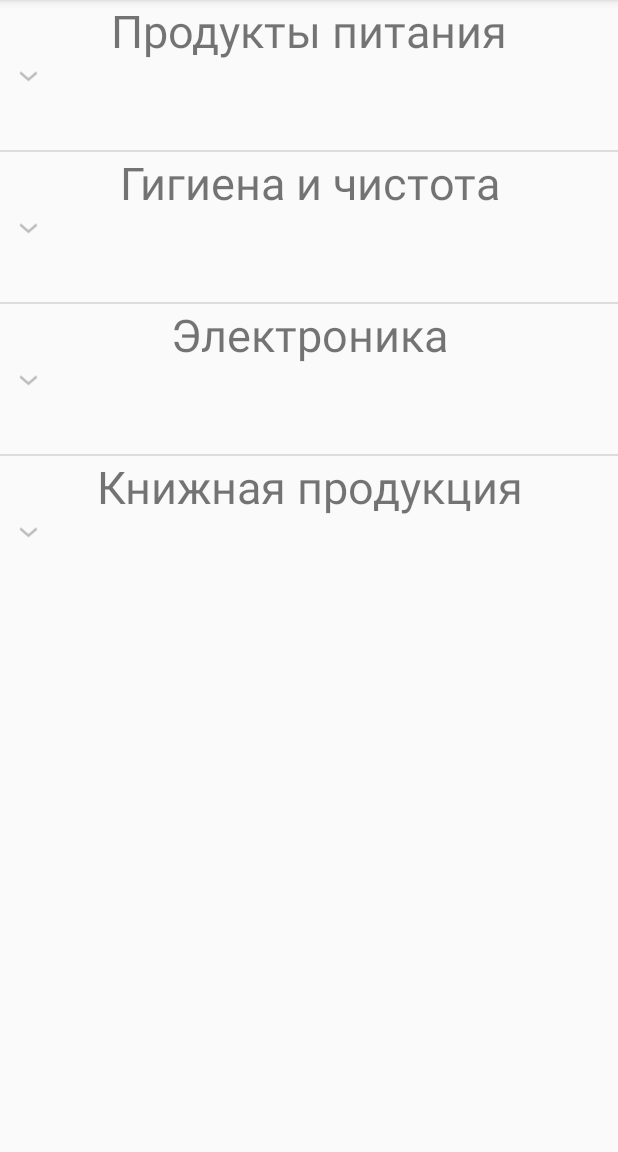
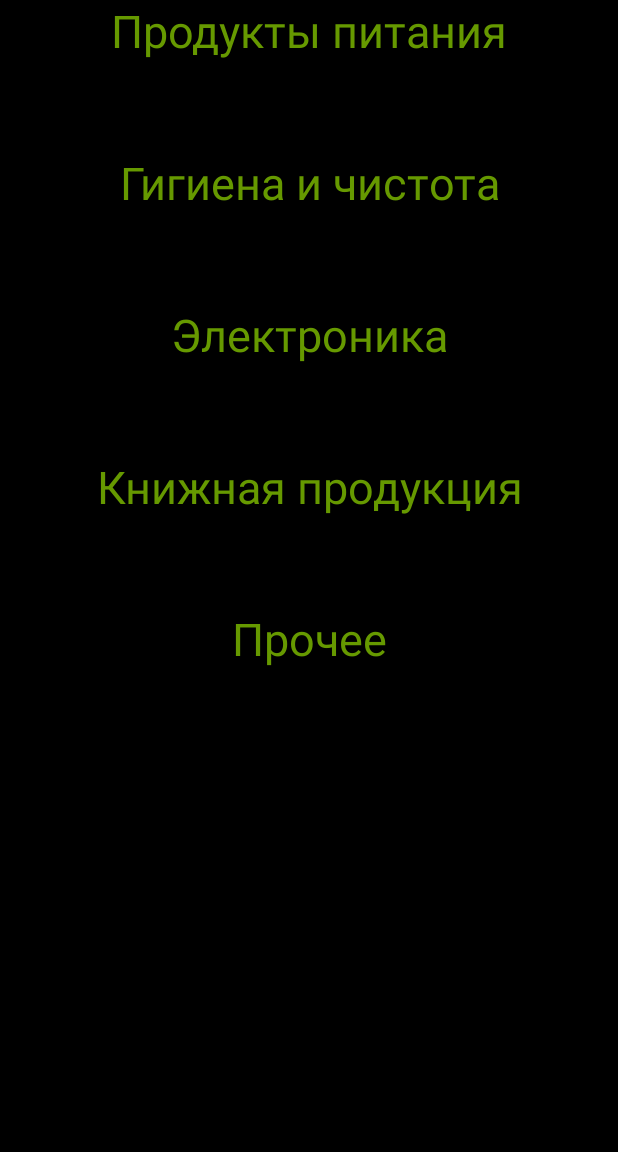
Before and after one commit to antonihnatovich/SmartCityUniversalMarket, an Android app: the ProductActivity screen opened directly, with no data from a screen before it, on a phone screen of 412 x 824 dp, the part 84-1236 px from its top. Run offline under Robolectric (Android 15) with nearby library versions, the phone set to English and light mode, and no system bars.

Commit message:
fixed expandable

```diff
--- a/SmartCityUniversalMarket/app/src/main/java/com/l/smartcityuniversalmarket/ProductActivity.java
+++ b/SmartCityUniversalMarket/app/src/main/java/com/l/smartcityuniversalmarket/ProductActivity.java
@@ -35,12 +35,14 @@ public class ProductActivity extends AppCompatActivity {
                 food[] = getResources().getStringArray(R.array.products),
                 clearness[] = getResources().getStringArray(R.array.cleaners),
                 electronic[] = getResources().getStringArray(R.array.electronics),
-                books[] = getResources().getStringArray(R.array.papers);
+                books[] = getResources().getStringArray(R.array.papers),
+                other[] = getResources().getStringArray(R.array.other);
 
         tmp.add(food);
         tmp.add(clearness);
         tmp.add(electronic);
         tmp.add(books);
+        tmp.add(other);
 
         for (String param : mass)
             objectsOfType.add(param);
@@ -49,7 +51,7 @@ public class ProductActivity extends AppCompatActivity {
             for (String toAdd : mas)
                 list.add(toAdd);
             types.put(objectsOfType.get(counter++), list);
-            list.clear();
+            list = new ArrayList<>();
         }
     }
 }
--- a/SmartCityUniversalMarket/app/src/main/res/layout/activity_product.xml
+++ b/SmartCityUniversalMarket/app/src/main/res/layout/activity_product.xml
@@ -4,6 +4,7 @@
     android:id="@+id/activity_product"
     android:layout_width="match_parent"
     android:layout_height="match_parent"
+    android:background="#FF000000"
     tools:context="com.l.smartcityuniversalmarket.ProductActivity">
 
     <ExpandableListView
--- a/SmartCityUniversalMarket/app/src/main/res/layout/list_child.xml
+++ b/SmartCityUniversalMarket/app/src/main/res/layout/list_child.xml
@@ -6,6 +6,7 @@
         android:id="@+id/textview_child"
         android:layout_width="match_parent"
         android:layout_height="100dp"
+        android:textColor="#FF0000"
         android:text="TEK"
         android:textAllCaps="false"
         android:textSize="25sp"
--- a/SmartCityUniversalMarket/app/src/main/res/layout/list_general.xml
+++ b/SmartCityUniversalMarket/app/src/main/res/layout/list_general.xml
@@ -5,9 +5,10 @@
 <TextView
     android:id="@+id/textview_general"
     android:layout_width="match_parent"
+    android:textColor="@color/textColorGreenOrOrangeAllActivities"
     android:layout_height="100dp"
     android:text="KEK"
     android:textAlignment="center"
     android:textAllCaps="false"
-    android:textSize="30sp"/>
+    android:textSize="30sp" />
 </LinearLayout>
--- a/SmartCityUniversalMarket/app/src/main/res/values/strings.xml
+++ b/SmartCityUniversalMarket/app/src/main/res/values/strings.xml
@@ -44,6 +44,7 @@
         <item>Гигиена и чистота</item>
         <item>Электроника</item>
         <item>Книжная продукция</item>
+        <item>Прочее</item>
     </string-array>
     <string-array name="products">
         <item>Мясная продукция</item>
@@ -67,4 +68,9 @@
         <item>Журналы</item>
         <item>Газеты</item>
     </string-array>
+    <string-array name="other">
+        <item>Канцелярия</item>
+        <item>Посуда</item>
+        <item>Мебель</item>
+    </string-array>
 </resources>
```
